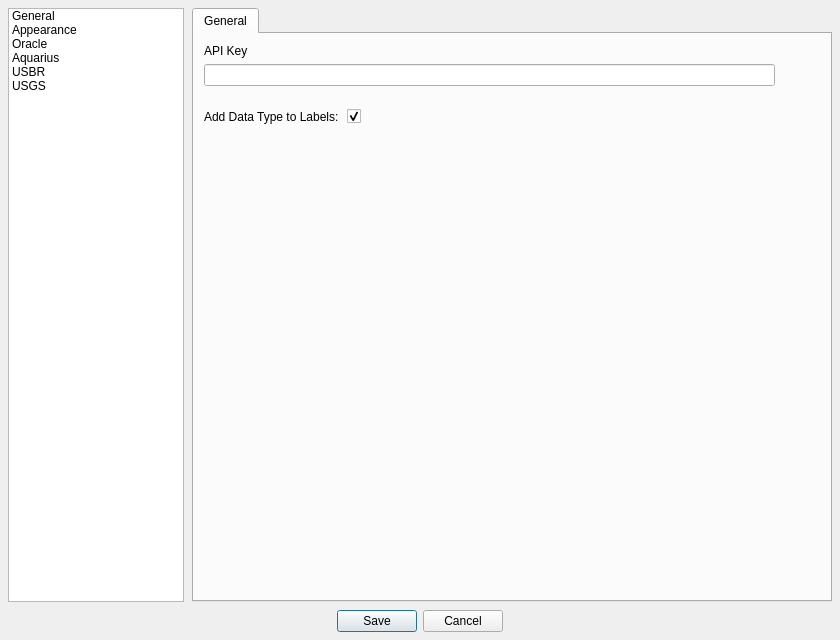
Qt form ui/winOptions.ui (S31F3R/DataDoctor) before a commit.
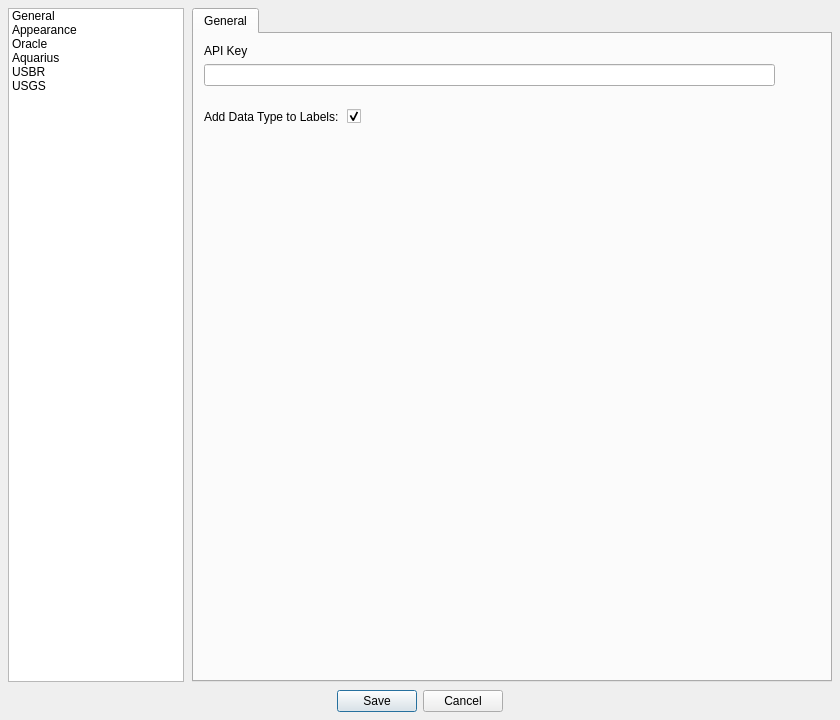
The same form after that commit. Icons and pictures are not drawn.

Commit message:
Fix overlay HDB write races, Options color-table height, and download retries
Writes for one SDID are sequential so R_BASE_AFTER_UPDATE no longer hits
IDX_REF_CHANGE_AGENT_LOOKUP. Options Appearance grows to fit the color
table and Restore Defaults. GitHub update downloads retry SSL timeouts.
Wiki/README note that R and M series can be queried and written together.

What changed in the file:
```diff
--- a/ui/winOptions.ui
+++ b/ui/winOptions.ui
@@ -7,13 +7,13 @@
     <x>0</x>
     <y>0</y>
     <width>840</width>
-    <height>640</height>
+    <height>720</height>
    </rect>
   </property>
   <property name="minimumSize">
    <size>
     <width>760</width>
-    <height>580</height>
+    <height>680</height>
    </size>
   </property>
   <property name="windowTitle">
```
The commit also changes 6 other files.
